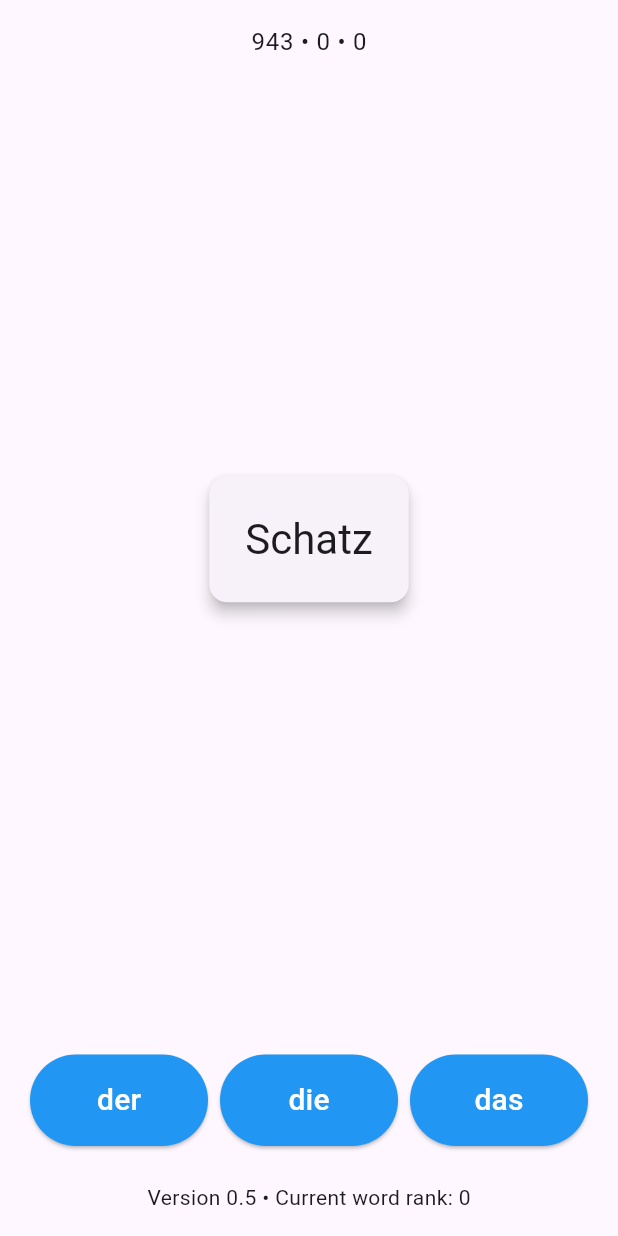
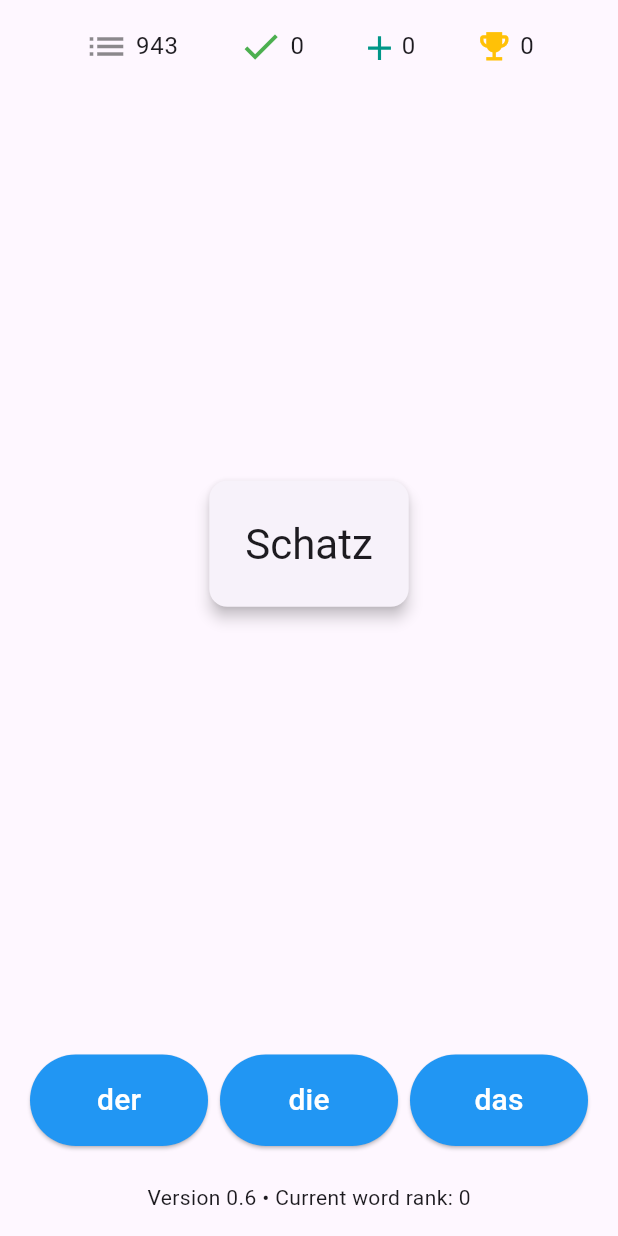
Before and after one commit to mikhail-poda/german-noun-articles, a Flutter app: the screen it shows after launch, on a phone screen of 412 x 824 dp. Run offline on Flutter 3.47's test engine with Material 3 defaults, Android fonts, the phone set to English and light mode, and no system bars; our stand-ins replace shared_preferences; missing offline and left inert: dart:html.

Commit message:
ui improvements

```diff
--- a/lib/main.dart
+++ b/lib/main.dart
@@ -2,7 +2,9 @@ import 'package:flutter/material.dart';
 import 'package:flutter/services.dart';
 import 'dart:convert';
 import 'dart:math';
+import 'web_utils.dart';
 import 'package:shared_preferences/shared_preferences.dart';
+import 'dart:html' if (dart.library.html) 'dart:html' as html;
 
 void main() {
   runApp(const MyApp());
@@ -55,17 +57,54 @@ class ArticleLearningScreen extends StatefulWidget {
   State<ArticleLearningScreen> createState() => _ArticleLearningScreenState();
 }
 
-class _ArticleLearningScreenState extends State<ArticleLearningScreen> {
+class _ArticleLearningScreenState extends State<ArticleLearningScreen> with WidgetsBindingObserver {
   List<Word> words = [];
   Word? currentWord;
   String? selectedArticle;
   bool showResult = false;
   final articles = ['der', 'die', 'das'];
+  bool _isSaving = false;
 
   @override
   void initState() {
     super.initState();
+    WidgetsBinding.instance.addObserver(this);
+    WebUtils.getInstance().initializeLifecycleListeners(saveProgress);
     loadWords();
+  }
+
+  Future<void> saveProgress() async {
+    if (_isSaving) {
+      return;
+    }
+
+    _isSaving = true;
+
+    try {
+      final prefs = await SharedPreferences.getInstance();
+      final encoded = json.encode(words.map((w) => w.toJson()).toList());
+      await prefs.setString('words', encoded);
+    } finally {
+      _isSaving = false;
+    }
+  }
+
+  @override
+  void dispose() {
+    if (!_isSaving) {
+      saveProgress();
+    }
+    WidgetsBinding.instance.removeObserver(this);
+    super.dispose();
+  }
+
+  @override
+  void didChangeAppLifecycleState(AppLifecycleState state) {
+    if (state == AppLifecycleState.paused ||
+        state == AppLifecycleState.inactive ||
+        state == AppLifecycleState.detached) {
+      saveProgress();
+    }
   }
 
   Future<void> loadWords() async {
@@ -77,20 +116,19 @@ class _ArticleLearningScreenState extends State<ArticleLearningScreen> {
         .map((line) {
       final parts = line.split('\t');
       return Word(noun: parts[0].trim(), article: parts[1].trim().toLowerCase());
-    }).toList();
+    })
+        .toList();
 
     // Try to load saved state from SharedPreferences
     final prefs = await SharedPreferences.getInstance();
     final savedWords = prefs.getString('words');
 
-    // If no saved words exist, use all words from assets
     if (savedWords == null) {
       words = assetWords;
       words.shuffle();
     } else {
       final List<dynamic> decoded = json.decode(savedWords);
-      final List<Word> existingWords =
-          decoded.map((w) => Word.fromJson(w)).toList();
+      final List<Word> existingWords = decoded.map((w) => Word.fromJson(w)).toList();
 
       // Create a map of existing words for quick lookup
       final Map<String, Word> existingWordsMap = {
@@ -120,12 +158,6 @@ class _ArticleLearningScreenState extends State<ArticleLearningScreen> {
     });
   }
 
-  Future<void> saveProgress() async {
-    final prefs = await SharedPreferences.getInstance();
-    final encoded = json.encode(words.map((w) => w.toJson()).toList());
-    await prefs.setString('words', encoded);
-  }
-
   void handleArticleSelection(String article) {
     if (showResult || currentWord == null) return;
     final isCorrect = article == currentWord!.article;
@@ -153,9 +185,6 @@ class _ArticleLearningScreenState extends State<ArticleLearningScreen> {
       }
     });
 
-    saveProgress();
-
-    // Move to next word after delay
     Future.delayed(const Duration(seconds: 2), () {
       selectNextWord();
     });
@@ -179,14 +208,37 @@ class _ArticleLearningScreenState extends State<ArticleLearningScreen> {
 
   @override
   Widget build(BuildContext context) {
+    var used = words.where((x) => x.rank > 0).toList();
+    var learned = used.where((x) => x.rank > 8).toList();
+    var points = used.fold(0, (sum, word) => sum + word.rank);
+
     return Scaffold(
       body: SafeArea(
         child: Padding(
           padding: const EdgeInsets.all(16.0),
           child: Column(
             children: [
-              Text('${words.length} • ${words.where((x) => x.rank > 0).length} • ${words.where((x) => x.rank > 8).length}',
-                  style: Theme.of(context).textTheme.bodyLarge),
+              Row(
+                mainAxisAlignment: MainAxisAlignment.spaceEvenly,
+                children: [
+                  Row(children: [
+                    Icon(Icons.list, size: 30, color: Colors.black45),
+                    Text(' ${words.length}', style: Theme.of(context).textTheme.bodyLarge),
+                  ]),
+                  Row(children: [
+                    Icon(Icons.check, size: 30, color: Colors.green),
+                    Text(' ${used.length}', style: Theme.of(context).textTheme.bodyLarge),
+                  ]),
+                  Row(children: [
+                    Text('＋', style: TextStyle(color: Colors.teal, fontSize: 20, fontWeight: FontWeight.bold)),
+                    Text(' ${learned.length}', style: Theme.of(context).textTheme.bodyLarge),
+                  ]),
+                  Row(children: [
+                    Icon(Icons.emoji_events, size: 25, color: Colors.amber),
+                    Text(' $points', style: Theme.of(context).textTheme.bodyLarge),
+                  ]),
+                ],
+              ),
               Expanded(
                 child: Center(
                   child: Card(
@@ -255,7 +307,7 @@ class _ArticleLearningScreenState extends State<ArticleLearningScreen> {
                   }).toList(),
                 ),
               ),
-              Text('Version 0.5 • Current word rank: ${currentWord?.rank ?? 0}'),
+              Text('Version 0.6 • Current word rank: ${currentWord?.rank ?? 0}'),
             ],
           ),
         ),
--- /dev/null
+++ b/lib/web_utils.dart
@@ -0,0 +1,7 @@
+import 'web_utils_stub.dart'
+if (dart.library.html) 'web_utils_web.dart';
+
+abstract class WebUtils {
+  static WebUtils getInstance() => getWebUtils();
+  void initializeLifecycleListeners(Function saveCallback);
+}
--- /dev/null
+++ b/lib/web_utils_stub.dart
@@ -0,0 +1,10 @@
+import 'web_utils.dart';
+
+class WebUtilsStub implements WebUtils {
+  @override
+  void initializeLifecycleListeners(Function saveCallback) {
+    // Do nothing on non-web platforms
+  }
+}
+
+WebUtils getWebUtils() => WebUtilsStub();
```
Also changed, not shown: lib/web_utils_web.dart (added, +32 -0 lines).
